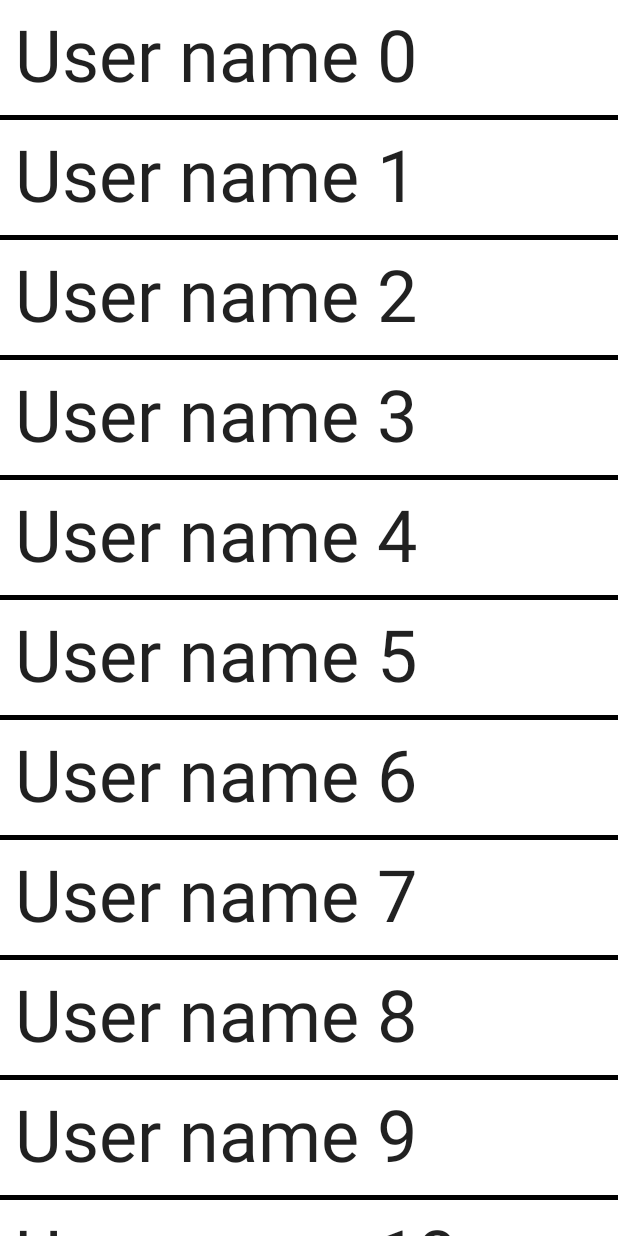
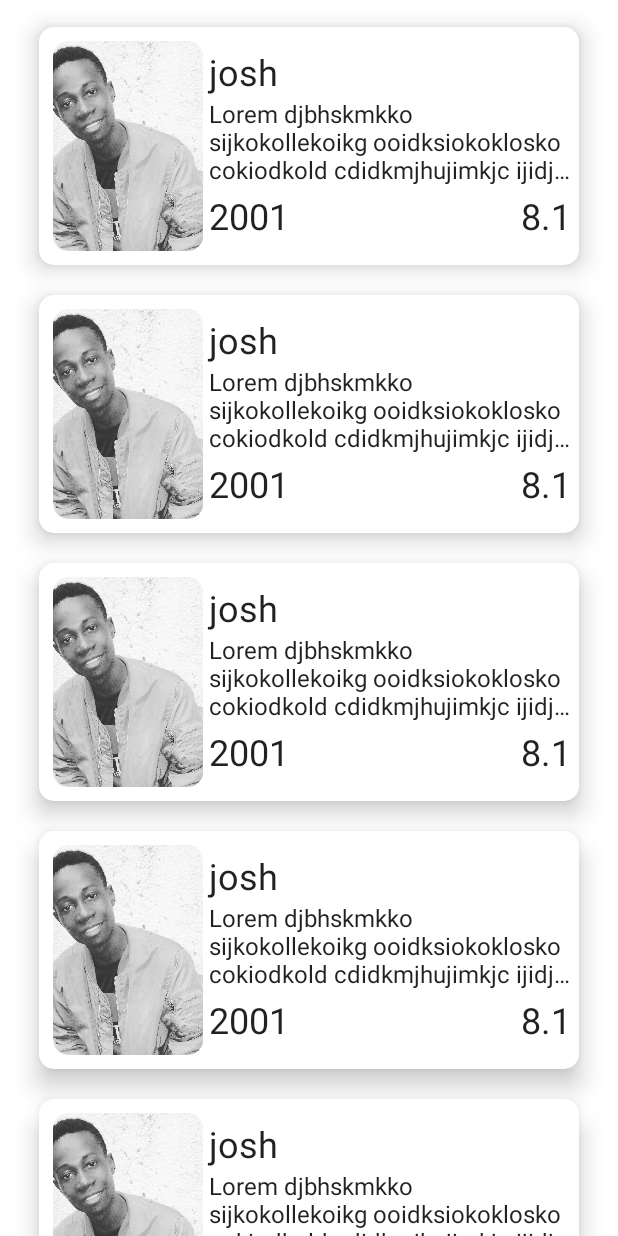
Before and after one commit to josh-Muleshi/EventCademyComposeUi, an Android app built with Jetpack Compose: the screen it shows after launch (MainActivity), on a phone screen of 412 x 824 dp. Run offline under Robolectric (Android 15) with nearby library versions, the phone set to English and light mode, and no system bars.

```diff
--- /dev/null
+++ b/app/src/main/java/com/example/eventcademycomposeui/data/PostItemList.kt
@@ -0,0 +1,68 @@
+package com.example.eventcademycomposeui.data
+
+import com.example.eventcademycomposeui.R
+import com.example.eventcademycomposeui.model.PostItem
+
+object PostItemList {
+
+    val postItems = listOf(
+
+        PostItem(
+            id = 1,
+            name = "josh",
+            year = 2001,
+            rating = 8.1,
+            imageId = R.drawable.ic_profil,
+            overview = "Lorem djbhskmkko sijkokollekoikg ooidksiokoklosko cokiodkold cdidkmjhujimkjc ijidjusdks ddudd didfnjfh did div dvi ivduu jk"
+        ),
+        PostItem(
+            id = 2,
+            name = "josh",
+            year = 2001,
+            rating = 8.1,
+            imageId = R.drawable.ic_profil,
+            overview = "Lorem djbhskmkko sijkokollekoikg ooidksiokoklosko cokiodkold cdidkmjhujimkjc ijidjusdks ddudd didfnjfh did div dvi ivduu jk"
+        ),
+        PostItem(
+            id = 3,
+            name = "josh",
+            year = 2001,
+            rating = 8.1,
+            imageId = R.drawable.ic_profil,
+            overview = "Lorem djbhskmkko sijkokollekoikg ooidksiokoklosko cokiodkold cdidkmjhujimkjc ijidjusdks ddudd didfnjfh did div dvi ivduu jk"
+        ),
+        PostItem(
+            id = 4,
+            name = "josh",
+            year = 2001,
+            rating = 8.1,
+            imageId = R.drawable.ic_profil,
+            overview = "Lorem djbhskmkko sijkokollekoikg ooidksiokoklosko cokiodkold cdidkmjhujimkjc ijidjusdks ddudd didfnjfh did div dvi ivduu jk"
+        ),
+        PostItem(
+            id = 5,
+            name = "josh",
+            year = 2001,
+            rating = 8.1,
+            imageId = R.drawable.ic_profil,
+            overview = "Lorem djbhskmkko sijkokollekoikg ooidksiokoklosko cokiodkold cdidkmjhujimkjc ijidjusdks ddudd didfnjfh did div dvi ivduu jk"
+        ),
+        PostItem(
+            id = 6,
+            name = "josh",
+            year = 2001,
+            rating = 8.1,
+            imageId = R.drawable.ic_profil,
+            overview = "Lorem djbhskmkko sijkokollekoikg ooidksiokoklosko cokiodkold cdidkmjhujimkjc ijidjusdks ddudd didfnjfh did div dvi ivduu jk"
+        ),
+        PostItem(
+            id = 7,
+            name = "josh",
+            year = 2001,
+            rating = 8.1,
+            imageId = R.drawable.ic_profil,
+            overview = "Lorem djbhskmkko sijkokollekoikg ooidksiokoklosko cokiodkold cdidkmjhujimkjc ijidjusdks ddudd didfnjfh did div dvi ivduu jk"
+        ),
+
+    )
+}
--- /dev/null
+++ b/app/src/main/java/com/example/eventcademycomposeui/model/PostItem.kt
@@ -0,0 +1,12 @@
+package com.example.eventcademycomposeui.model
+
+import java.io.Serializable
+
+data class PostItem(
+    val id: Int,
+    val name: String,
+    val year: Int,
+    val rating: Double,
+    val  imageId: Int,
+    val overview: String
+): Serializable
--- a/app/src/main/java/com/example/eventcademycomposeui/ui/HomeScreen.kt
+++ b/app/src/main/java/com/example/eventcademycomposeui/ui/HomeScreen.kt
@@ -2,20 +2,30 @@ package com.example.eventcademycomposeui.ui
 
 import android.content.Context
 import android.widget.Toast
+import androidx.compose.foundation.Image
 import androidx.compose.foundation.background
 import androidx.compose.foundation.clickable
-import androidx.compose.foundation.layout.Box
-import androidx.compose.foundation.layout.fillMaxSize
-import androidx.compose.foundation.layout.padding
+import androidx.compose.foundation.layout.*
 import androidx.compose.foundation.lazy.LazyColumn
+import androidx.compose.foundation.lazy.items
+import androidx.compose.foundation.shape.CornerSize
+import androidx.compose.foundation.shape.RoundedCornerShape
+import androidx.compose.material.Card
 import androidx.compose.material.Divider
 import androidx.compose.material.MaterialTheme
 import androidx.compose.material.Text
 import androidx.compose.runtime.Composable
-import androidx.compose.runtime.CompositionContext
+import androidx.compose.runtime.remember
+import androidx.compose.ui.Alignment
 import androidx.compose.ui.Modifier
+import androidx.compose.ui.draw.clip
 import androidx.compose.ui.graphics.Color
+import androidx.compose.ui.layout.ContentScale
+import androidx.compose.ui.res.painterResource
+import androidx.compose.ui.text.style.TextOverflow
 import androidx.compose.ui.unit.dp
+import com.example.eventcademycomposeui.data.PostItemList
+import com.example.eventcademycomposeui.model.PostItem
 
 
 @Composable
@@ -25,8 +35,8 @@ fun HomeScreen(context: Context){
             .background(Color.Transparent)
             .fillMaxSize()
     ){
-        MyRecyclerView{
-            Toast.makeText(context, it, Toast.LENGTH_SHORT).show()
+        DisplayPostItem{
+            Toast.makeText(context, it.name, Toast.LENGTH_SHORT).show()
         }
     }
 }
@@ -38,10 +48,86 @@ fun MyRecyclerView(selectedItem : (String) -> (Unit)){
             Text(
                 text = "User name $it",
                 style = MaterialTheme.typography.h3,
-                modifier = Modifier.padding(10.dp)
+                modifier = Modifier
+                    .padding(10.dp)
                     .clickable { selectedItem("$it selected") }
             )
             Divider(color = Color.Black, thickness = 3.dp)
         }
     }
 }
+
+@Composable
+fun DisplayPostItem(selectedItem: (PostItem) -> Unit){
+
+    val postItems = remember{ PostItemList.postItems }
+
+    LazyColumn(
+        contentPadding = PaddingValues(
+            horizontal = 16.dp,
+            vertical = 8.dp
+    )){
+        items(
+            items = postItems,
+            itemContent = {
+                PostItemListItems(postItem = it, selectedItem = selectedItem)
+            }
+        )
+    }
+}
+
+@Composable
+fun PostItemListItems(postItem: PostItem, selectedItem: (PostItem) -> Unit){
+    Card(
+        modifier = Modifier
+            .padding(10.dp)
+            .fillMaxWidth(),
+        elevation = 10.dp,
+        shape = RoundedCornerShape(corner = CornerSize(10.dp))
+    ) {
+        Row(
+            modifier = Modifier
+                .padding(5.dp)
+                .fillMaxWidth()
+                .clickable { selectedItem(postItem) },
+            verticalAlignment = Alignment.CenterVertically
+        ) {
+            PostItemImage(postItem = postItem)
+            Column {
+                Text(
+                    text = postItem.name,
+                    style = MaterialTheme.typography.h5
+                )
+                Spacer(modifier = Modifier.height(4.dp))
+                Text(
+                    text = postItem.overview,
+                    style = MaterialTheme.typography.body1,
+                    maxLines = 3,
+                    overflow = TextOverflow.Ellipsis
+                )
+                Spacer(modifier = Modifier.height(8.dp))
+                Row(
+                    modifier = Modifier.fillMaxWidth(),
+                    horizontalArrangement = Arrangement.SpaceBetween
+                ) {
+                    Text(text = postItem.year.toString(), style = MaterialTheme.typography.h5)
+                    Text(text = postItem.rating.toString(), style = MaterialTheme.typography.h5)
+                }
+            }
+        }
+    }
+}
+
+@Composable
+private fun PostItemImage(postItem: PostItem){
+    Image(
+        painter = painterResource(id = postItem.imageId),
+        contentDescription = null,
+        contentScale = ContentScale.Crop,
+        modifier = Modifier
+            .padding(4.dp)
+            .height(140.dp)
+            .width(100.dp)
+            .clip(RoundedCornerShape(corner = CornerSize(10.dp)))
+    )
+}
```
